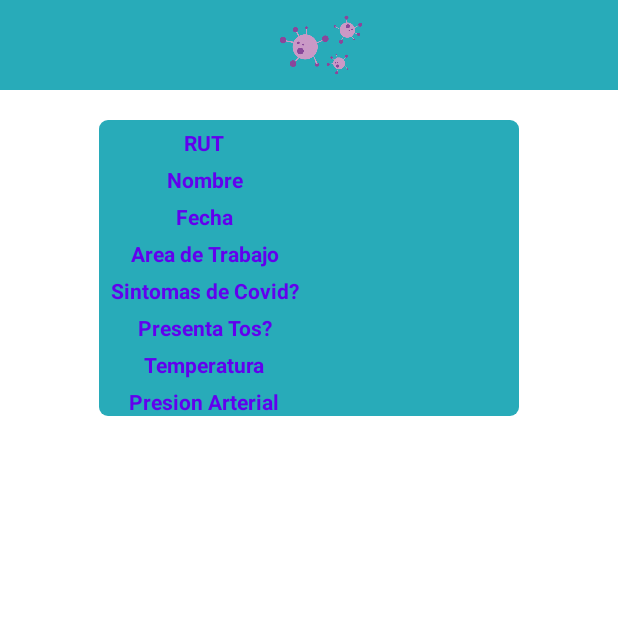
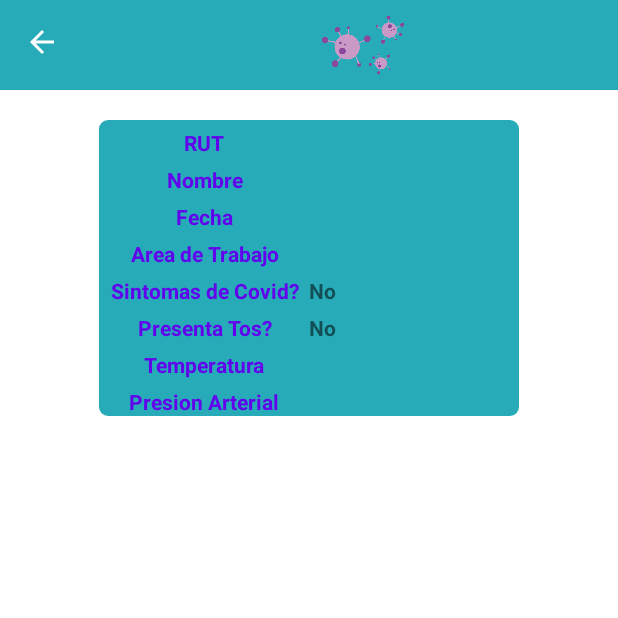
Before and after one commit to Delvector21/Evaluacion2_Covid, an Android app: the VerPacienteActivity screen opened directly, with no data from a screen before it, on a phone screen of 412 x 824 dp, the top half of it. Run offline under Robolectric (Android 15) with nearby library versions, the phone set to English and light mode, and no system bars; 8 statements that could not run were skipped.

Commit message:
Ver paciente
Co-Authored-By: barbarachester <69976270+barbarachester@users.noreply.github.com>

```diff
--- a/app/src/main/java/cl/inacap/evaluacion2_covid/VerPacienteActivity.java
+++ b/app/src/main/java/cl/inacap/evaluacion2_covid/VerPacienteActivity.java
@@ -1,14 +1,69 @@
 package cl.inacap.evaluacion2_covid;
 
 import androidx.appcompat.app.AppCompatActivity;
+import androidx.appcompat.widget.Toolbar;
 
 import android.os.Bundle;
+import android.widget.TextView;
+
+import cl.inacap.evaluacion2_covid.dto.Paciente;
 
 public class VerPacienteActivity extends AppCompatActivity {
+
+    private TextView rutTxt;
+    private Toolbar toolbar;
+    private TextView nombreTxt;
+    private TextView apellidoTxt;
+    private TextView areaTxt;
+    private TextView fechaTxt;
+    private TextView sintomasTxt;
+    private TextView tosTxt;
+    private TextView tempTxt;
+    private TextView presionTxt;
+
+    @Override
+    public boolean onSupportNavigateUp() {
+        onBackPressed();
+        return true;
+    }
 
     @Override
     protected void onCreate(Bundle savedInstanceState) {
         super.onCreate(savedInstanceState);
         setContentView(R.layout.activity_ver_paciente);
+        this.toolbar = findViewById(R.id.toolbar);
+        this.setSupportActionBar(this.toolbar);
+        this.rutTxt = findViewById(R.id.rut_txt);
+        this.nombreTxt = findViewById(R.id.nombre_txt);
+
+        this.areaTxt = findViewById(R.id.area_txt);
+        this.fechaTxt = findViewById(R.id.fecha_txt);
+        this.sintomasTxt = findViewById(R.id.sintomas_txt);
+        this.tosTxt = findViewById(R.id.tos_txt);
+        this.tempTxt = findViewById(R.id.temp_txt);
+        this.presionTxt = findViewById(R.id.presion_txt);
+        this.getSupportActionBar().setDisplayHomeAsUpEnabled(true);
+        this.getSupportActionBar().setDisplayShowHomeEnabled(true);
+        if(getIntent()!= null){
+            Paciente p = (Paciente) getIntent().getSerializableExtra("paciente");
+            this.rutTxt.setText(p.getRut());
+            this.nombreTxt.setText(p.getNombre() + " " + p.getApellido());
+
+            this.areaTxt.setText(p.getArea());
+            this.fechaTxt.setText(p.getFecha());
+            if (p.isSintoma()) {
+                this.sintomasTxt.setText("Si");
+            }else{
+                this.sintomasTxt.setText("No");
+            }
+            if (p.isTos()) {
+                this.tosTxt.setText("Si");
+            }else{
+                this.tosTxt.setText("No");
+            }
+            this.tempTxt.setText(p.getTemperatura()+ "°C");
+            this.presionTxt.setText("Presión" + p.getPresion());
+        }
+
     }
 }
```
Also changed, not shown: app/src/main/java/cl/inacap/evaluacion2_covid/PrincipalActivity.java (+4 -3 lines), app/src/main/java/cl/inacap/evaluacion2_covid/adapters/PacientesArrayAdapter.java (line endings or trailing spaces).
